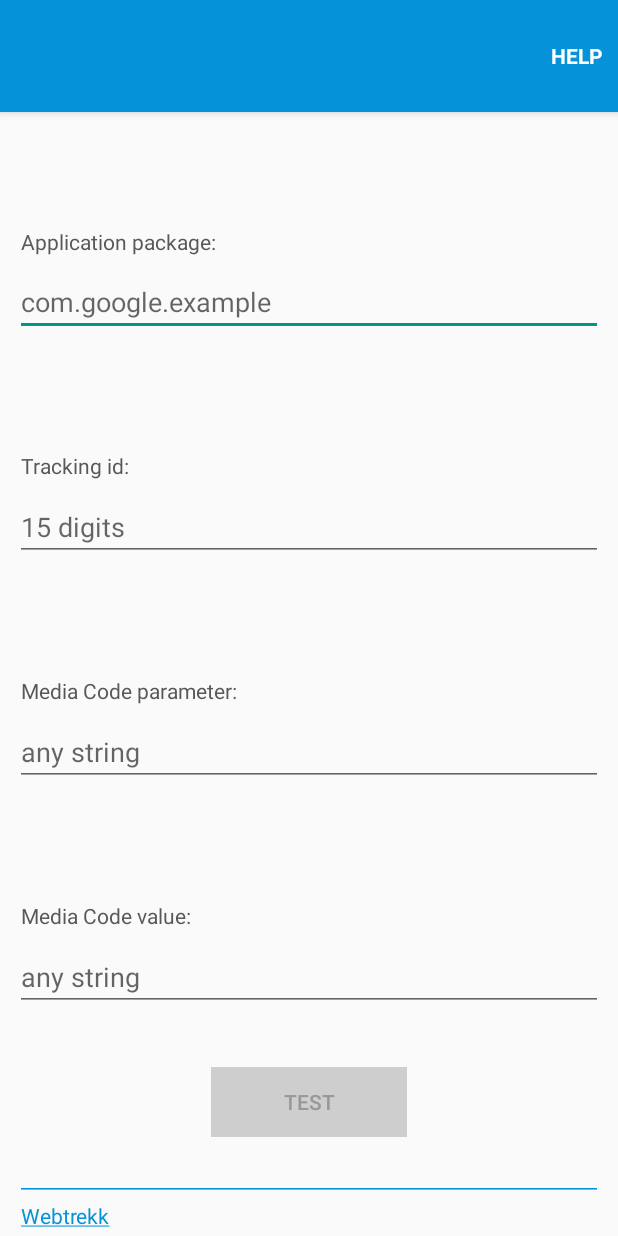
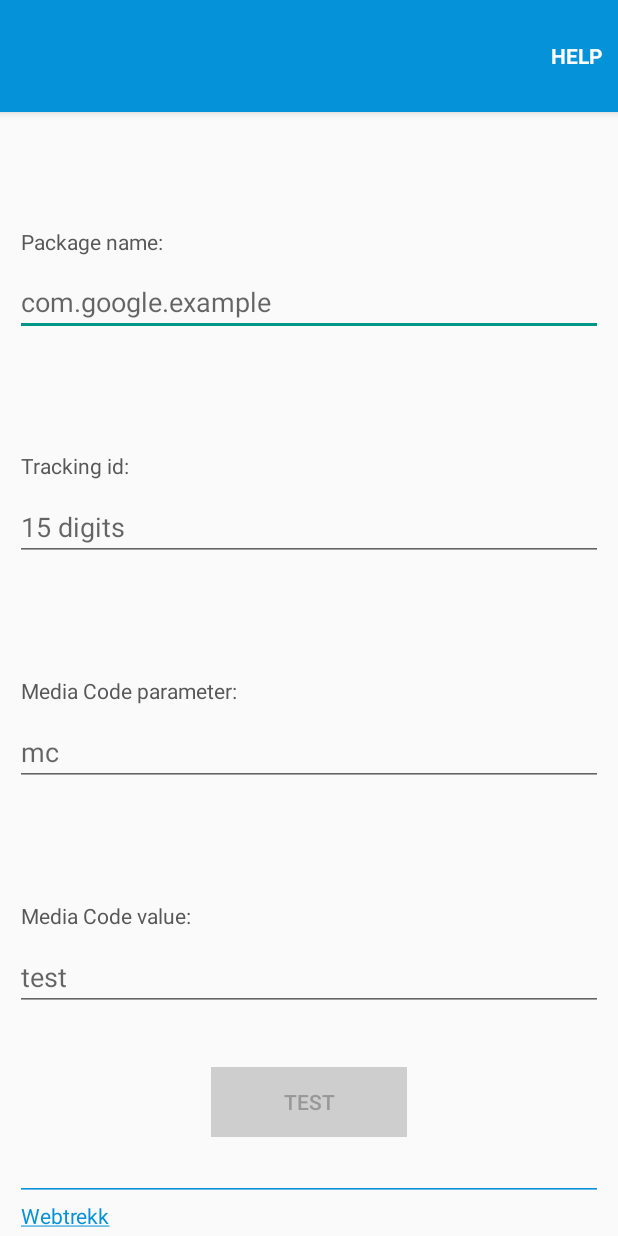
Before and after one commit to Webtrekk/CampaignTest, an Android app: the screen it shows after launch (MainActivity), on a phone screen of 412 x 824 dp. Run offline under Robolectric (Android 15) with nearby library versions, the phone set to English and light mode, and no system bars; libraries missing offline, so code that uses them is left out: com.webtrekk.webtrekksdk; 1 statement that could not run was skipped.

```diff
--- a/app/src/main/res/values/strings.xml
+++ b/app/src/main/res/values/strings.xml
@@ -1,30 +1,28 @@
 <resources>
     <string name="app_name">Campaign Test</string>
     <string name="action_settings">Settings</string>
-    <string name="package_name">Application package:</string>
+    <string name="package_name">Package name:</string>
     <string name="package_name_hint">com.google.example</string>
     <string name="tracking_id">Tracking id:</string>
     <string name="tracking_id_hint">15 digits</string>
     <string name="media_code_parameter">Media Code parameter:</string>
-    <string name="media_code_parameter_hint">any string</string>
+    <string name="media_code_parameter_hint">mc</string>
     <string name="media_code_value">Media Code value:</string>
-    <string name="media_code_value_hint">any string</string>
+    <string name="media_code_value_hint">test</string>
     <string name="button_test">TEST</string>
     <string name="button_help">HELP</string>
-    <string name="error_no_launch">Tested application should be launched.If this hasn\'t happened, please check if application package name is correctly entered.</string>
+    <string name="error_no_launch">The tested application should be launched. If this hasn\'t happened, please check if the application package name is entered correctly.</string>
     <string name="error_incorrect_referer">Incorrect referrer:%s</string>
-    <string name="error_lack_of_referer">Lack of referrer in url:%s</string>
-    <string name="error_incorrect_package">"Application with package %s isn't installed on this device. Please provide correct package name."</string>
+    <string name="error_lack_of_referer">Referrer missing:%s</string>
+    <string name="error_incorrect_package">"An application with the package name %s isn\'t installed on this device. Please verify that the package name of the app is correct."</string>
     <string name="html_help"><![CDATA[<h1 style="color: #5e9ca0;">User Guide</h1>
-<p>This application test Webtrekk Installation Campaign. Application launches your application and sends to it referer in the way Android does, when install application from Google Market.</p>
-<p>If your application has integrated with Webtrekk SDK, including special change in manifest for campaign attribution, it should send with next tracking request media code and finalize campaign. Below is instruction for performing test:</p>
+<p>This application tests Webtrekk Installation Campaigns. The app to be tested is launched in the same manner as when the application is installed from the Google Play Store.</p>
+<p>An app with the Webtrekk SDK 4.2.4 or newer is required. In that case the Media Code will be sent to Webtrekk with the next tracking call. To test this, follow these steps:</p>
 <ol>
-<li>Install Test Application on your Android device.</li>
-<li>Install your application on Android device, but don\'t run. This is important as first run should be performed by Test Application.</li>
-<li>Enter all required attributes, based on hints. After that "TEST" button should be enabled.</li>
-<li>Press "TEST" button. Your application should be launched.</li>
-<li>Do any action with your application that create at least one Webtrekk page tracking.</li>
-<li>After some time check if Campaign is done.</li>
+<li>Install your application on this device, but don\'t run it. This is important for testing the installation tracking.</li>
+<li>Enter all required attributes: the package name of the app to be tested, the Webtrekk Tracking ID, the media code parameter as defined in the campaign setup and the media code for the install campaign.</li>
+<li>Press the "TEST" button. Your application should be launched.</li>
+<li>Check the outgoing tracking calls using a proxy like Charles or wait and check the session in Webtrekk Analytics.</li>
 </ol>]]></string>
     <string name="error_caption">Error</string>
     <string name="error_ok">OK</string>
```
Also changed, not shown: 1 other file.
